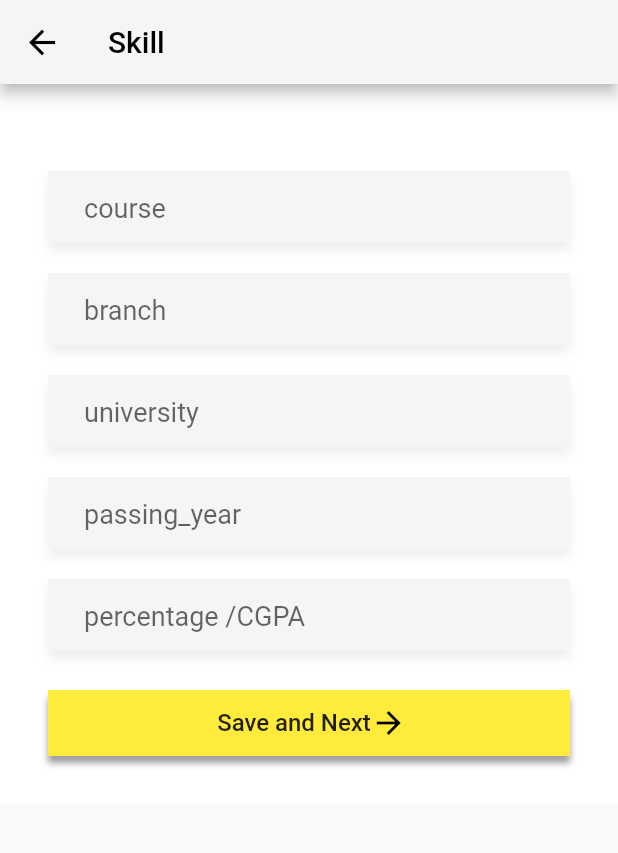
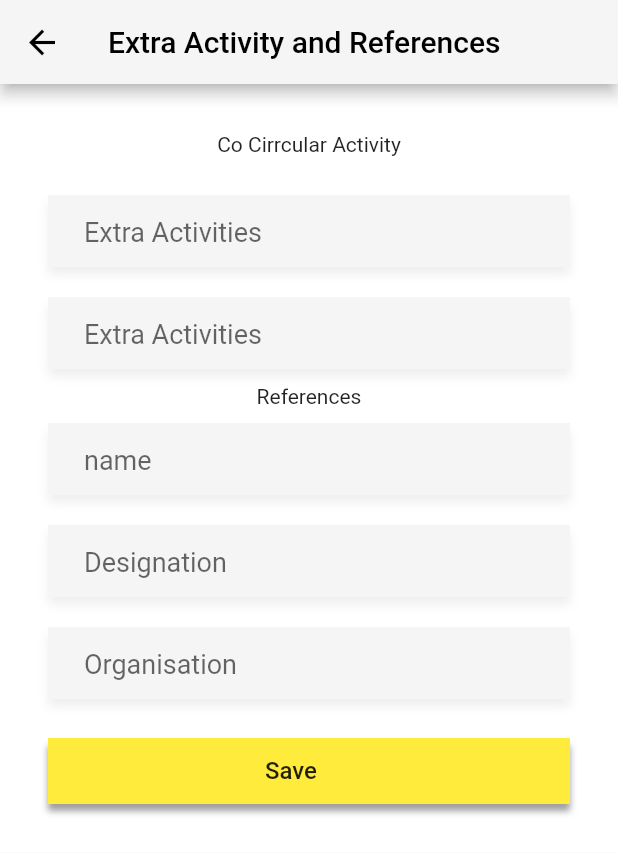
Before and after one commit to prm1999/ResumeUI, a Flutter app: the Skill screen opened by its route, on a phone screen of 412 x 824 dp. Shown: the top 853 px of the screen. Run offline on Flutter 3.47's test engine with Material 2 defaults, Android fonts, the phone set to English and light mode, and no system bars; our stand-ins replace cloud_firestore; accounts and stored records are empty; Roboto replaces fonts that are missing (Montserrat).

Commit message:
Final Scretch

```diff
--- a/lib/SchoolEducation.dart
+++ b/lib/SchoolEducation.dart
@@ -4,7 +4,7 @@ import 'package:Resume/global.dart';
 import 'package:Resume/home.dart';
 import 'package:Resume/SchoolEducation.dart';
 import 'package:Resume/otherqualification.dart';
-import 'package:Resume/skill.dart';
+import 'package:Resume/lastpage.dart';
 import 'package:flutter/material.dart';
 import 'dart:core';
 
--- a/lib/home.dart
+++ b/lib/home.dart
@@ -1,6 +1,6 @@
 import 'package:Resume/custom_button.dart';
 import 'package:Resume/custom_textfield.dart';
-import 'package:Resume/AcademicQualification.dart';
+import 'package:Resume/careerobjandacademic.dart';
 import 'package:Resume/global.dart';
 import 'package:flutter/material.dart';
 import 'dart:core';
--- a/lib/skill.dart
+++ b/lib/lastpage.dart
@@ -17,11 +17,11 @@ class Skill extends StatefulWidget {
 
 
 class _SkillState extends State<Skill> {
-  String course;
-  String branch;
-  String university;
-  String passing_year;
-  String percentage;
+  String cocirrular;
+  String achivement;
+  String name;
+  String destignation;
+  String organisation;
 
   final GlobalKey<FormState> form = GlobalKey<FormState>();
 
@@ -36,7 +36,7 @@ class _SkillState extends State<Skill> {
       child: Scaffold(
          appBar: AppBar(
           title: Container(
-              child: Text('Skill', style: TextStyle(color: Colors.black),)),
+              child: Text('Extra Activity and References', style: TextStyle(color: Colors.black),)),
           backgroundColor: Colors.grey[100],
           leading: new IconButton(
             icon: new Icon(
@@ -55,59 +55,60 @@ class _SkillState extends State<Skill> {
                 child: Form(
                   key:form,
                        child: Column(
-                    mainAxisAlignment: MainAxisAlignment.spaceBetween,
-                    children: <Widget>[
+                          mainAxisAlignment: MainAxisAlignment.spaceBetween,
+                          children: <Widget>[
+                            Text("Co Cirrcular Activity"),
                           SizedBox(
                             height: 16,
                             ),
                               CustomTextField(
                                             size: false,
-                                            hintText: 'course',
+                                            hintText: 'Extra Activities',
                                             onSaved: (value) {
-                                              course = value;
+                                              cocirrular = value;
                                             },
                                           validator: requiredString,
                                           ),
                                 CustomTextField(
                                   size: false,
-                                  hintText: 'branch',
+                                  hintText: 'Extra Activities',
                                   onSaved: (value) {
-                                    branch = value;
+                                    cocirrular = value;
                                   },
                                   validator: requiredString,
                                 ),
+                            Text("References"),
                             CustomTextField(
                               size: false,
-                              hintText: 'university',
+                              hintText: 'name',
                               onSaved: (value) {
-                                university = value;
+                                name = value;
                               },
                             validator: requiredString,
 
                             ),
                       CustomTextField(
                         size: false,
-                        hintText: 'passing_year',
+                        hintText: 'Designation',
                         onSaved: (value) {
-                          passing_year = value;
+                          destignation = value;
                         },
                           validator: requiredString,
                       ),
                          CustomTextField(
                         size: false,
-                        hintText: 'percentage /CGPA',
+                        hintText: 'Organisation',
                         onSaved: (value) {
-                          percentage = value;
+                          organisation = value;
                         },
                           validator: requiredString,
-                      ),
-                       SizedBox(
+                        ),
+                        SizedBox(
                        height: 16,
-                    ),
+                         ),
                           CustomButton(
-                        labelText: ' Save and Next',
+                        labelText: ' Save ',
                         isLoading: false,
-                        postIcon: Icons.arrow_forward,
                         visiblepostIcon: true,
                         onTap: () async {
 
@@ -118,15 +119,15 @@ class _SkillState extends State<Skill> {
                                   .collection('education')
                                   .document()
                                   .setData({
-                                "course": course,
-                                "branch": branch,
-                                "university": university,
-                                "passing_year": passing_year,
-                                "percentage": percentage,
+                                "Extra Cirriculum 1": cocirrular,
+                                "Extra Cirrcular 2": cocirrular,
+                                "Name": name,
+                                "Organisation": organisation,
+                                "Designation": destignation,
                                 //"Currentcity": Currentcity,
 
                               });
-                              Navigator.pushNamed(context, School.routeNamed);
+                              Navigator.pushNamed(context, HomePage.routeNamed);
                             } catch (e) {
                               print("signup error");
                               print(e);
--- a/lib/main.dart
+++ b/lib/main.dart
@@ -1,8 +1,8 @@
 import 'package:Resume/home.dart';
-import 'package:Resume/AcademicQualification.dart';
+import 'package:Resume/careerobjandacademic.dart';
 import 'package:Resume/SchoolEducation.dart';
 import 'package:Resume/otherqualification.dart';
-import 'package:Resume/skill.dart';
+import 'package:Resume/lastpage.dart';
 import 'package:flutter/cupertino.dart';
 import 'package:flutter/material.dart';
 import 'package:flutter/services.dart';
--- a/lib/otherqualification.dart
+++ b/lib/otherqualification.dart
@@ -3,7 +3,7 @@ import 'package:Resume/custom_textfield.dart';
 import 'package:Resume/global.dart';
 import 'package:Resume/home.dart';
 import 'package:Resume/SchoolEducation.dart';
-import 'package:Resume/skill.dart';
+import 'package:Resume/lastpage.dart';
 import 'package:flutter/material.dart';
 import 'dart:core';
 
```
Also changed, not shown: lib/careerobjandacademic.dart (renamed from lib/AcademicQualification.dart).
